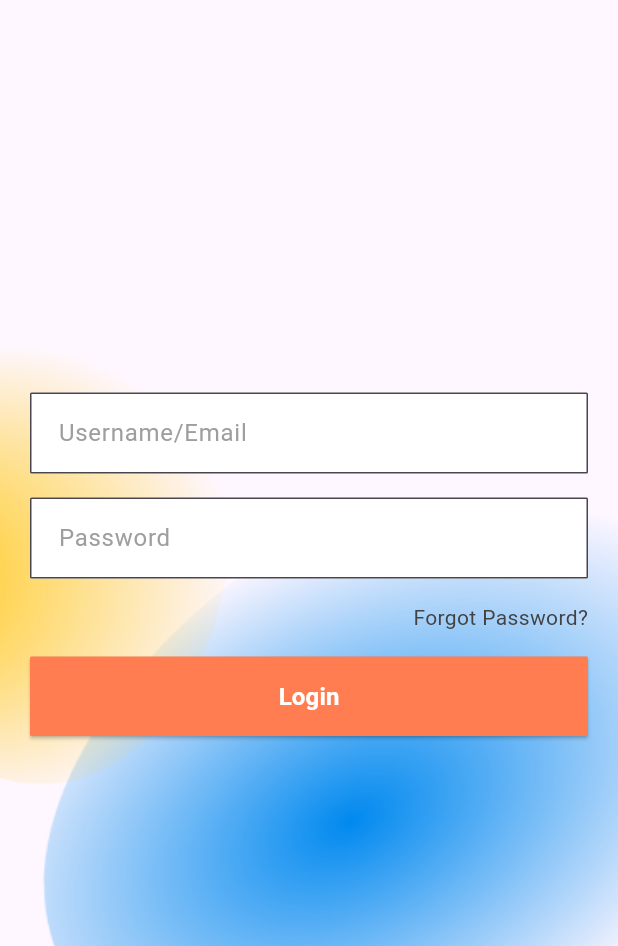
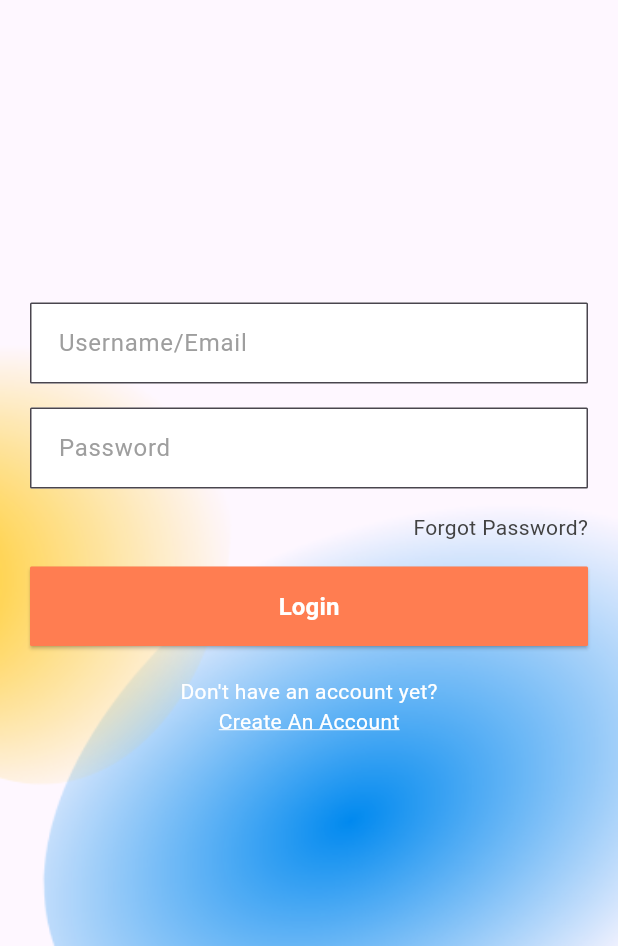
Before and after one commit to Hestice/payroll_viewer, a Flutter app: the screen it shows after launch, on a phone screen of 412 x 824 dp, the part 290-1236 px from its top. Run offline on Flutter 3.47's test engine with Material 2 defaults, Android fonts, the phone set to English and light mode, and no system bars; our stand-ins replace go_router.

Commit message:
create account button.

```diff
--- a/frontend/payroll_viewer/lib/configs/app_routes.dart
+++ b/frontend/payroll_viewer/lib/configs/app_routes.dart
@@ -1,5 +1,5 @@
 import 'package:go_router/go_router.dart';
-import 'package:payroll_viewer/screens/pdf_view.dart';
+import 'package:payroll_viewer/screens/home_screen.dart';
 import '../screens/login_screen.dart';
 
 var router = GoRouter(
@@ -10,7 +10,7 @@ var router = GoRouter(
     ),
     GoRoute(
       path: '/pdf_viewer',
-      builder: (context, state) => PdfViewerScreen(path: 'pathtopdf',),
+      builder: (context, state) => HomeScreen(),
     ),
     //add other paths and routes to builders here
   ]
--- a/frontend/payroll_viewer/lib/screens/login_screen.dart
+++ b/frontend/payroll_viewer/lib/screens/login_screen.dart
@@ -98,7 +98,8 @@ class _LoginScreenState extends State<LoginScreen> {
                       child: Column(
                         crossAxisAlignment: CrossAxisAlignment.start,
                         children: [
-                            //Text field for username/email
+
+                          //Text field for username/email
                           TextFormField(
                             controller: emailController,
                             obscureText: false,
@@ -209,6 +210,32 @@ class _LoginScreenState extends State<LoginScreen> {
                             ),
                             ),
                           ),
+                          SizedBox(height: 20),
+                          Align(
+                            alignment: Alignment.center,
+                            child: Text(
+                            'Don\'t have an account yet?',
+                             style: TextStyle(
+                                  color: Colors.white),
+                            ),
+                          ),
+                          GestureDetector(
+                            onTap: () {
+                              print('Create an account? Clicked');
+                            },
+                            child: Align(
+                              alignment: Alignment.center,
+                              child: Text(
+                                'Create An Account',
+                                style: TextStyle(
+                                  decoration: TextDecoration.underline,
+                                  decorationColor: Colors.white,
+                                  color: Colors.white
+                                ),
+                              ),
+                            ),
+                          ),
+
                         ],
                       ),
                     ),
--- a/frontend/payroll_viewer/pubspec.yaml
+++ b/frontend/payroll_viewer/pubspec.yaml
@@ -36,7 +36,7 @@ dependencies:
   # Use with the CupertinoIcons class for iOS style icons.
   cupertino_icons: ^1.0.2
   go_router: ^10.0.0
-  flutter_pdfview: ^1.3.1
+  syncfusion_flutter_pdfviewer: ^22.2.7
 
 dev_dependencies:
   flutter_test:
@@ -66,6 +66,7 @@ flutter:
     - assets/elements/blue_corner_spot.png
     - assets/elements/orange_corner_spot.png
     - assets/elements/yellow_edge_spot.png
+    - assets/payroll.pdf
 
   # An image asset can refer to one or more resolution-specific "variants", see
   # https://flutter.dev/assets-and-images/#resolution-aware
```
Also changed, not shown: frontend/payroll_viewer/lib/models/document_info.dart (added, +18 -0 lines), frontend/payroll_viewer/lib/screens/home_screen.dart (added, +17 -0 lines), frontend/payroll_viewer/lib/screens/pdf_view.dart (deleted, +0 -64 lines), frontend/payroll_viewer/pubspec.lock, 5 other files.
